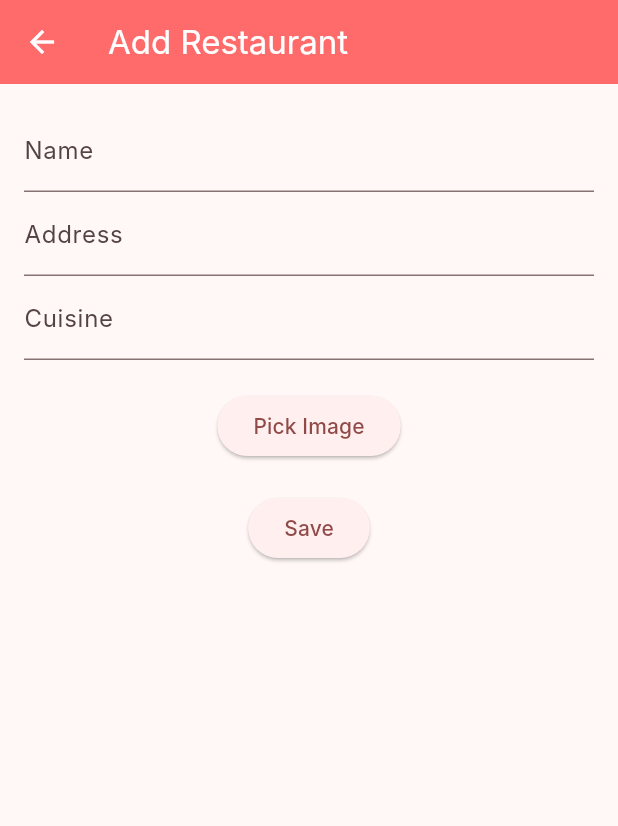
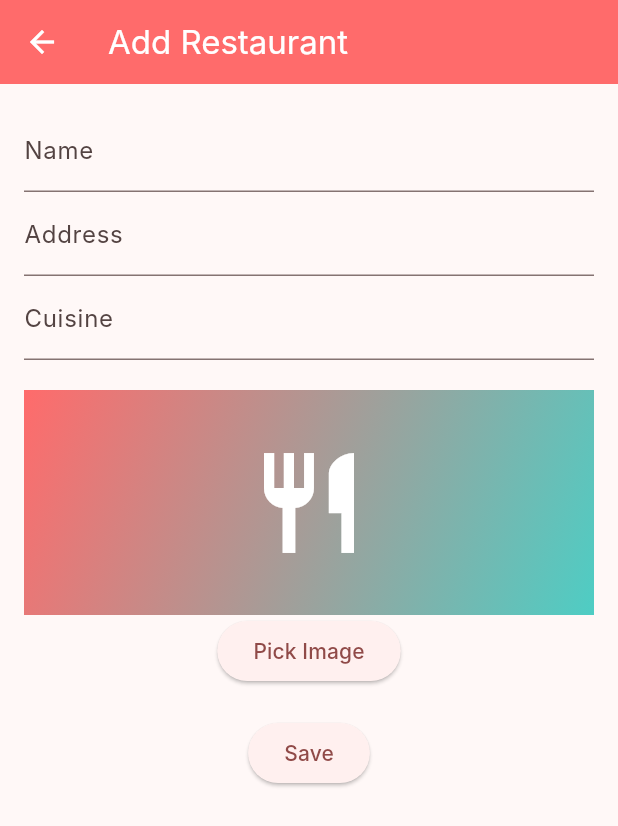
Before and after one commit to Khemrazzz/DineHub, a Flutter app: the AddRestaurantScreen screen opened directly, on a phone screen of 412 x 824 dp. Shown: the top 826 px of the screen. Run offline on Flutter 3.47's test engine with Material 3 defaults, Android fonts, the phone set to English and light mode, and no system bars; our stand-ins replace geolocator, google_maps_flutter, image_picker, permission_handler, sqflite, sqflite_common_ffi; accounts and stored records are empty; Roboto replaces fonts that are missing (Inter).

Commit message:
Show restaurant images or placeholder

```diff
--- a/lib/admin/add_restaurant.dart
+++ b/lib/admin/add_restaurant.dart
@@ -49,6 +49,28 @@ class _AddRestaurantScreenState extends State<AddRestaurantScreen> {
                   child: kIsWeb
                       ? Image.network(_imageFile!.path)
                       : Image.file(io.File(_imageFile!.path)),
+                )
+              else
+                Container(
+                  height: 150,
+                  width: double.infinity,
+                  decoration: BoxDecoration(
+                    gradient: LinearGradient(
+                      colors: [
+                        Theme.of(context).primaryColor,
+                        Theme.of(context).colorScheme.secondary,
+                      ],
+                      begin: Alignment.topLeft,
+                      end: Alignment.bottomRight,
+                    ),
+                  ),
+                  child: const Center(
+                    child: Icon(
+                      Icons.restaurant,
+                      size: 80,
+                      color: Colors.white,
+                    ),
+                  ),
                 ),
               ElevatedButton(
                 onPressed: () async {
```
Also changed, not shown: lib/admin/edit_restaurant.dart (+22 -0 lines), lib/screens/restaurant_detail_screen.dart (+18 -0 lines), lib/widgets/restaurant_card.dart (+22 -1 lines).
